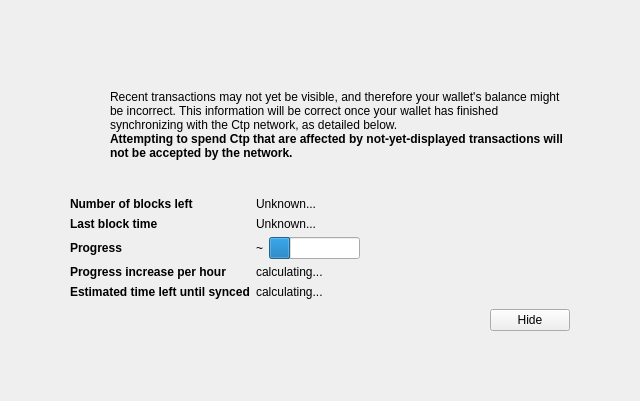
Qt form src/qt/forms/modaloverlay.ui (citypayorg/utb) before a commit.
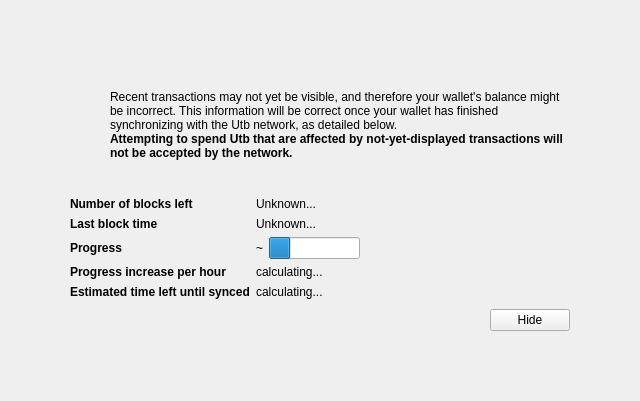
The same form after that commit. Icons and pictures are not drawn. Custom widgets are drawn as their Qt base class.

Diff of the .ui file:
```diff
--- a/src/qt/forms/modaloverlay.ui
+++ b/src/qt/forms/modaloverlay.ui
@@ -128,7 +128,7 @@
              <item>
               <widget class="QLabel" name="infoText">
                <property name="text">
-                <string>Recent transactions may not yet be visible, and therefore your wallet's balance might be incorrect. This information will be correct once your wallet has finished synchronizing with the Ctp network, as detailed below.</string>
+                <string>Recent transactions may not yet be visible, and therefore your wallet's balance might be incorrect. This information will be correct once your wallet has finished synchronizing with the Utb network, as detailed below.</string>
                </property>
                <property name="textFormat">
                 <enum>Qt::RichText</enum>
@@ -147,7 +147,7 @@
                 </font>
                </property>
                <property name="text">
-                <string>Attempting to spend Ctp that are affected by not-yet-displayed transactions will not be accepted by the network.</string>
+                <string>Attempting to spend Utb that are affected by not-yet-displayed transactions will not be accepted by the network.</string>
                </property>
                <property name="textFormat">
                 <enum>Qt::RichText</enum>
```
